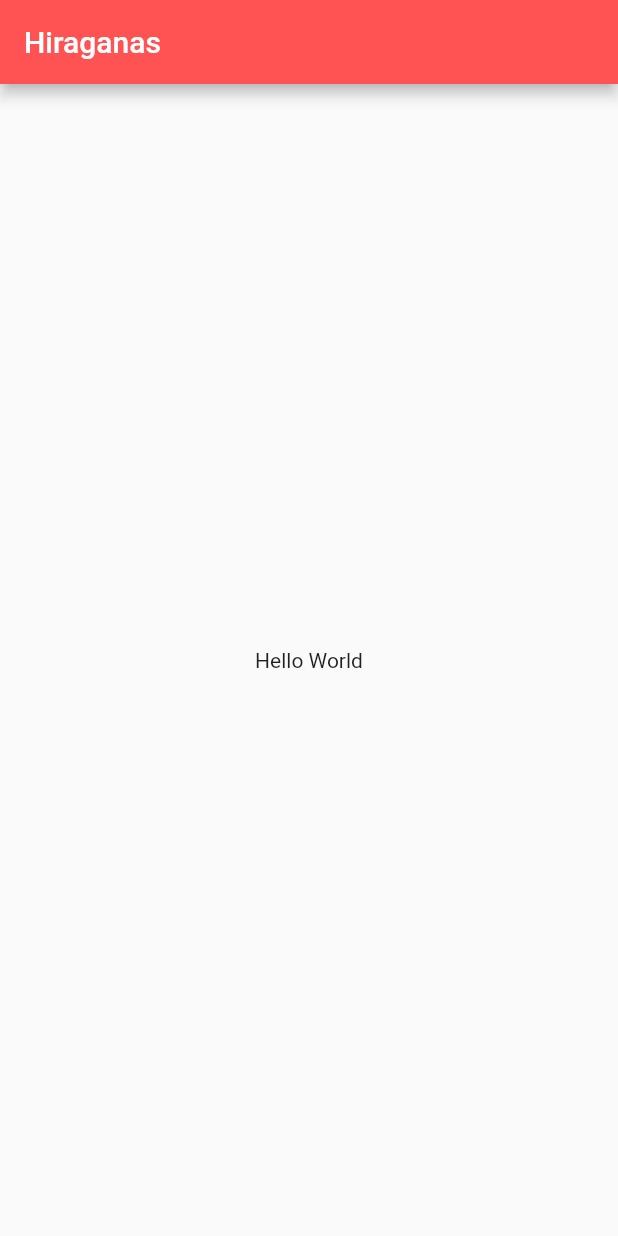
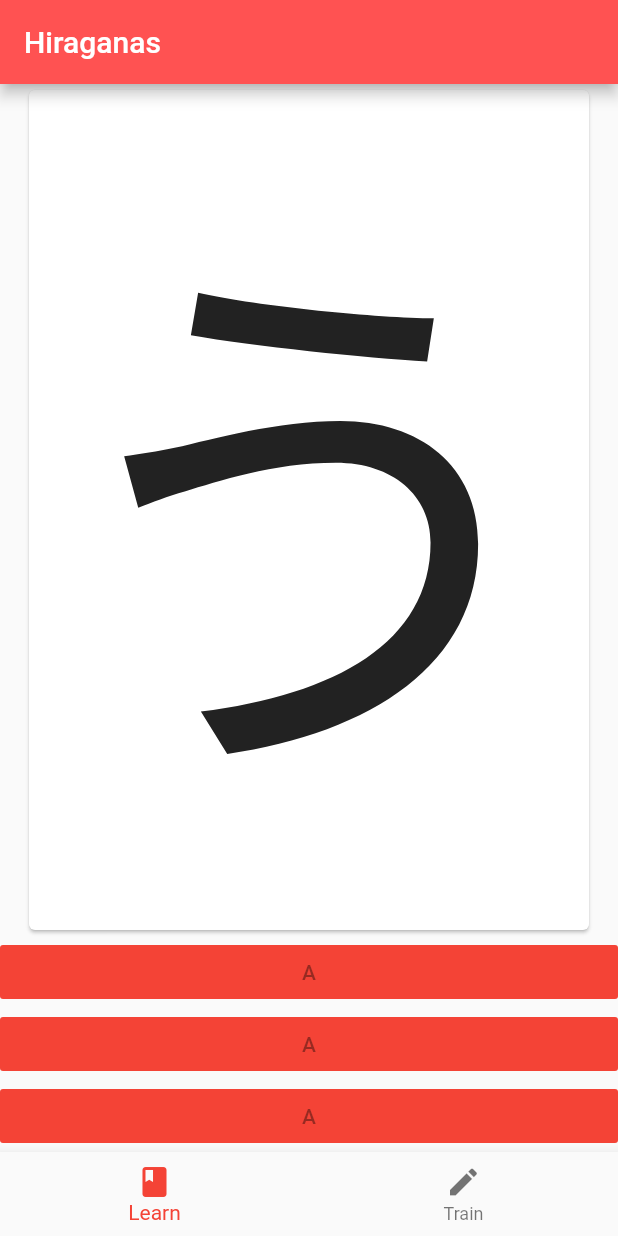
Before and after one commit to Zethtar/TP3_Mobile2, a Flutter app: the screen it shows after launch, on a phone screen of 412 x 824 dp. Run offline on Flutter 3.47's test engine with Material 2 defaults, Android fonts, the phone set to English and light mode, and no system bars.

Commit message:
Train beginning

```diff
--- a/lib/app/home/home.dart
+++ b/lib/app/home/home.dart
@@ -1,15 +1,42 @@
 import 'package:flutter/material.dart';
 import 'package:tp3/util/strings.dart';
+import 'package:tp3/app/train/train.dart';
+import 'package:tp3/app/hiragana/hiragana.dart';
 
-class Home extends StatelessWidget {
+
+class Home extends StatefulWidget {
+  @override State<StatefulWidget> createState() => HomeState();
+}
+
+class HomeState extends State<Home> {
+  int _selectedIndex = 0;
+
   @override
   Widget build(BuildContext context) {
     var strings = Strings.of(context);
 
     return Scaffold(
-        appBar: AppBar(
-          title: Text(strings.title),
-        ),
-        body: Center(child: Text("Hello World")));
+      appBar: AppBar(
+        title: Text(strings.title),
+      ),
+      body: Center(
+        child: Train(),
+      ),
+      bottomNavigationBar: BottomNavigationBar(
+        items: <BottomNavigationBarItem>[
+          BottomNavigationBarItem(icon: Icon(Icons.class_), title: Text(Strings.of(context).learn)),
+          BottomNavigationBarItem(icon: Icon(Icons.create), title: Text(Strings.of(context).train)),
+        ],
+        currentIndex: _selectedIndex,
+        fixedColor: Colors.red,
+        onTap: _onNavigationBarItemTapped,
+      ),
+    );
+  }
+
+  void _onNavigationBarItemTapped(int index) {
+    setState(() {
+      _selectedIndex = index;
+    });
   }
 }
--- /dev/null
+++ b/lib/app/train/train.dart
@@ -0,0 +1,29 @@
+import 'package:flutter/material.dart';
+import 'package:tp3/app/hiragana/hiragana.dart';
+
+class Train extends StatefulWidget {
+  @override State<StatefulWidget> createState() => TrainState();
+}
+
+class TrainState extends State<Train> {
+
+  @override
+  Widget build(BuildContext context) {
+    return Column(children: <Widget>[
+      Expanded(child: Card(
+        child: FittedBox(child: Text("う"), fit: BoxFit.contain,),),),
+        getButtonsWidget()
+    ],
+      mainAxisAlignment: MainAxisAlignment.center,
+      mainAxisSize: MainAxisSize.max,);
+  }
+
+  Widget getButtonsWidget() {
+    return ListView.builder(
+      shrinkWrap: true,
+        itemCount: 3,
+        itemBuilder: (context, position) {
+      return FlatButton(child: Text("A"), disabledColor: Colors.red,);
+    });
+  }
+}
```
